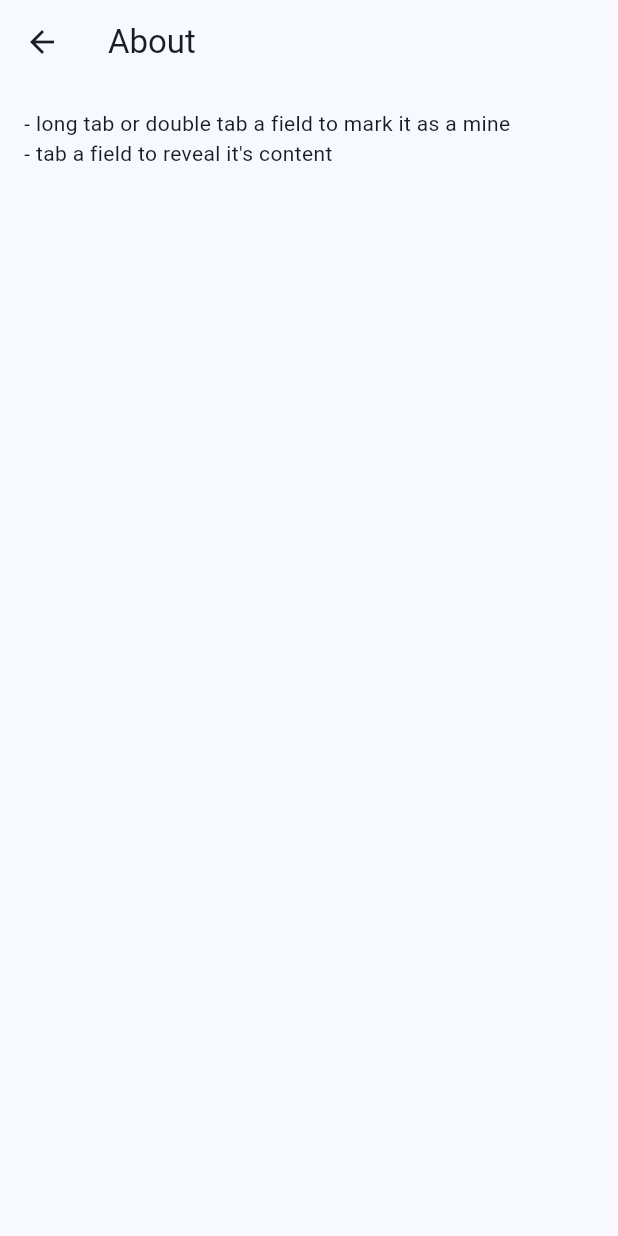
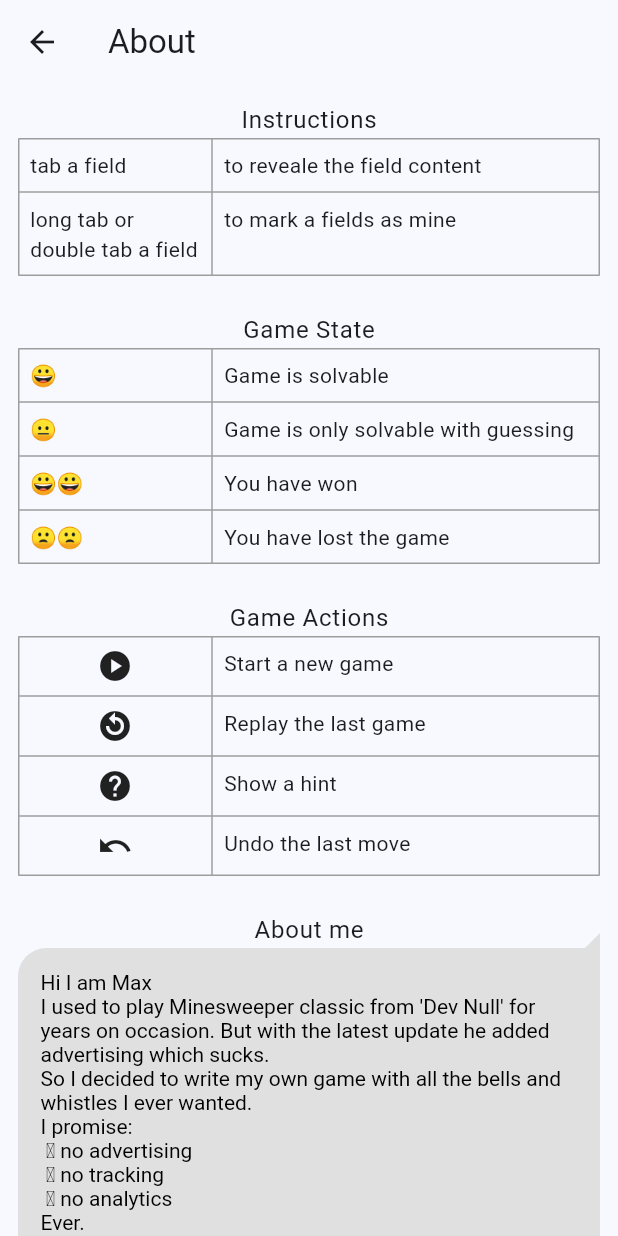
Before and after one commit to maexeler/mines, a Flutter app: the InfoPage screen opened directly, on a phone screen of 412 x 824 dp. Run offline on Flutter 3.47's test engine with Material 3 defaults, Android fonts, the phone set to English and light mode, and no system bars; our stand-ins replace shared_preferences, vibration; missing offline and left inert: format, fullscreen_window; accounts and stored records are empty.

Commit message:
Added about page

```diff
--- a/lib/pages/info/info_page.dart
+++ b/lib/pages/info/info_page.dart
@@ -1,4 +1,6 @@
+import 'package:flutter/gestures.dart';
 import 'package:flutter/material.dart';
+import 'package:url_launcher/url_launcher.dart';
 
 class InfoPage extends StatelessWidget {
   @override
@@ -8,24 +10,176 @@ class InfoPage extends StatelessWidget {
         title: Text('About'),
       ),
       body: SingleChildScrollView(
-        child: AboutWidget(),
+        child: Column(
+          children: [
+            Instruction(),
+            State(),
+            Actions(),
+            AboutMe(),
+          ],
+        ),
       ),
     );
   }
 }
 
-class AboutWidget extends StatelessWidget {
+class Instruction extends TopicWidget {
+  static final info = [
+    (Text('tab a field'), 'to reveale the field content'),
+    (Text('long tab or \ndouble tab a field'), 'to mark a fields as mine'),
+  ];
+  Instruction() : super('Instructions', info);
+}
+
+class State extends TopicWidget {
+  static final info = [
+    (Text('😀'), 'Game is solvable'),
+    (Text('😐'), 'Game is only solvable with guessing'),
+    (Text('😀😀'), 'You have won'),
+    (Text('🙁🙁'), 'You have lost the game'),
+  ];
+  State() : super('Game State', info);
+}
+
+class Actions extends TopicWidget {
+  static final info = [
+    (Icon(Icons.play_circle), 'Start a new game'),
+    (Icon(Icons.replay_circle_filled), 'Replay the last game'),
+    (Icon(Icons.help), 'Show a hint'),
+    (Icon(Icons.undo), 'Undo the last move'),
+  ];
+  Actions() : super('Game Actions', info);
+}
+
+class TopicWidget extends StatelessWidget {
+  TopicWidget(this.title, this.data);
+  final String title;
+  final List<(Widget, String)> data;
+
   @override
   Widget build(BuildContext context) {
-    return Container(
-      padding: EdgeInsets.all(16.0),
+    data.map((row) {
+      return TableRow(children: [
+        row.$1,
+        Text(row.$2),
+      ]);
+    }).toList();
+
+    return Padding(
+      padding: const EdgeInsets.all(12),
       child: Column(
-        crossAxisAlignment: CrossAxisAlignment.start,
+        crossAxisAlignment: CrossAxisAlignment.center,
         children: [
-          Text('- long tab or double tab a field to mark it as a mine'),
-          Text("- tab a field to reveal it's content"),
+          Text(
+            '$title',
+            style: Theme.of(context).textTheme.bodyLarge,
+          ),
+          Table(
+            columnWidths: {
+              0: FlexColumnWidth(2),
+              1: FlexColumnWidth(4),
+            },
+            border: TableBorder.all(width: 1, color: Colors.grey),
+            children: data.map((row) {
+              return TableRow(children: [
+                Padding(padding: const EdgeInsets.all(8), child: row.$1),
+                Padding(padding: const EdgeInsets.all(8), child: Text(row.$2)),
+              ]);
+            }).toList(),
+          ),
         ],
       ),
     );
   }
 }
+
+class AboutMe extends StatelessWidget {
+  @override
+  Widget build(BuildContext context) {
+    return Padding(
+      padding: const EdgeInsets.all(12),
+      child: Column(
+        crossAxisAlignment: CrossAxisAlignment.center,
+        children: [
+          Text(
+            'About me',
+            style: Theme.of(context).textTheme.bodyLarge,
+          ),
+          Row(
+            mainAxisAlignment: MainAxisAlignment.end,
+            crossAxisAlignment: CrossAxisAlignment.start,
+            children: [
+              Flexible(
+                child: Container(
+                  padding: const EdgeInsets.all(15),
+                  margin: const EdgeInsets.only(bottom: 5),
+                  decoration: BoxDecoration(
+                    color: Colors.grey.shade300,
+                    borderRadius: const BorderRadius.only(
+                      topLeft: Radius.circular(19),
+                      bottomLeft: Radius.circular(19),
+                      bottomRight: Radius.circular(19),
+                    ),
+                  ),
+                  child: RichText(
+                    text: TextSpan(
+                      children: [
+                        TextSpan(
+                          text: '''Hi I am Max
+I used to play Minesweeper classic from 'Dev Null' for years on occasion. But with the latest update he added advertising which sucks.
+So I decided to write my own game with all the bells and whistles I ever wanted.
+I promise:
+\t\u25CF no advertising
+\t\u25CF no tracking
+\t\u25CF no analytics
+Ever.
+\nYou can find the source code at ''',
+                          style: TextStyle(color: Colors.black),
+                        ),
+                        TextSpan(
+                          text: 'Github',
+                          style: TextStyle(color: Colors.blue),
+                          recognizer: TapGestureRecognizer()
+                            ..onTap = () {
+                              launchUrl(Uri.parse(
+                                  'https://github.com/maexeler/mines'));
+                            },
+                        ),
+                      ],
+                    ),
+                  ),
+                ),
+              ),
+              CustomPaint(
+                  painter: Triangle(
+                Colors.grey.shade300,
+              )),
+            ],
+          ),
+        ],
+      ),
+    );
+  }
+}
+
+// Create a custom triangle
+class Triangle extends CustomPainter {
+  final Color backgroundColor;
+  Triangle(this.backgroundColor);
+
+  @override
+  void paint(Canvas canvas, Size size) {
+    var paint = Paint()..color = backgroundColor;
+
+    var path = Path();
+    path.lineTo(-10, 0);
+    path.lineTo(0, -10);
+    path.lineTo(0, 0);
+    canvas.drawPath(path, paint);
+  }
+
+  @override
+  bool shouldRepaint(CustomPainter oldDelegate) {
+    return false;
+  }
+}
--- a/lib/pages/mines_page/components/mines_footer.dart
+++ b/lib/pages/mines_page/components/mines_footer.dart
@@ -1,6 +1,6 @@
 import 'package:flutter/material.dart';
 import 'package:mines/pages/info/info_page.dart';
-import 'package:mines/pages/settings/mobile_settings_page.dart';
+import 'package:mines/pages/settings/settings_page.dart';
 import 'package:mines/provider/game_provider.dart';
 import 'package:provider/provider.dart';
 
--- a/pubspec.yaml
+++ b/pubspec.yaml
@@ -15,6 +15,7 @@ dependencies:
   vibration: ^1.8.4
   fullscreen_window: ^1.0.4
   vector_math: ^2.1.4
+  url_launcher: ^6.2.5
 
 dev_dependencies:
   flutter_test:
```
Also changed, not shown: pubspec.lock, 6 other files.
